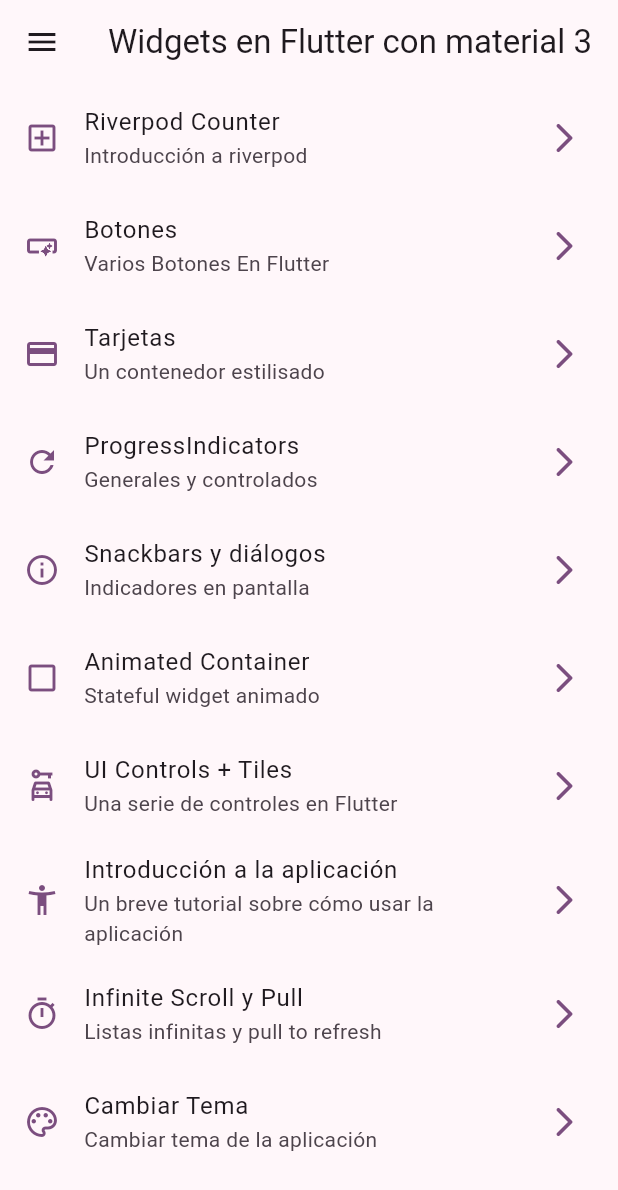
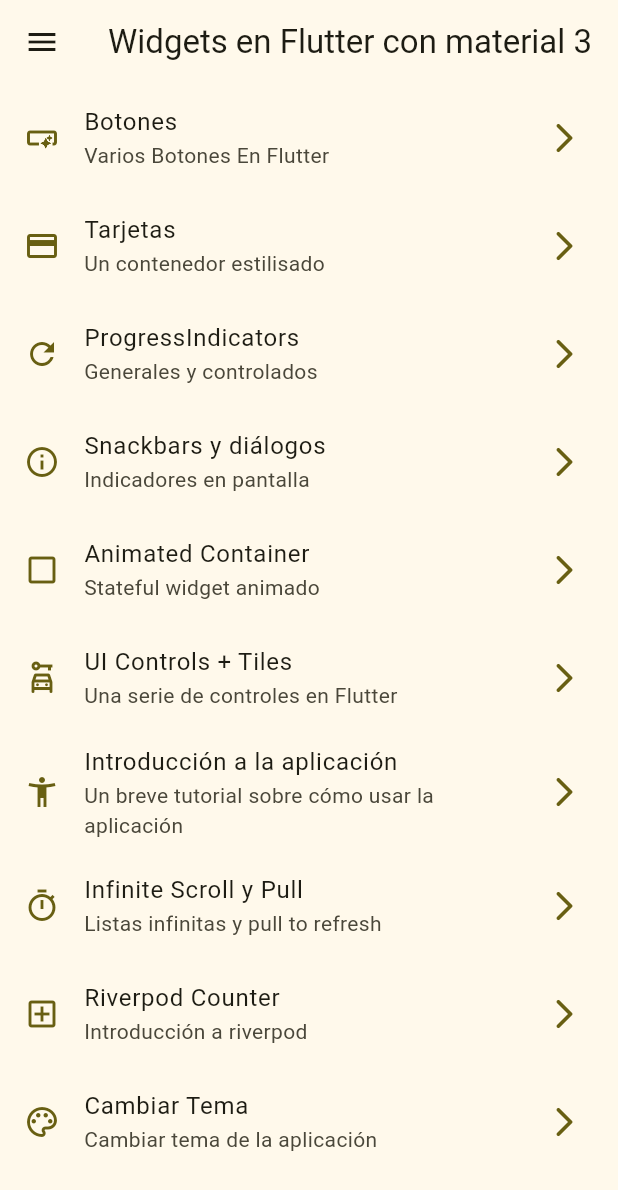
Before and after one commit to AleXx815/widgets_app, a Flutter app: the screen it shows after launch, on a phone screen of 412 x 824 dp. Shown: the top 1190 px of the screen. Run offline on Flutter 3.47's test engine with Material 2 defaults, Android fonts, the phone set to English and light mode, and no system bars; our stand-ins replace animate_do, flutter_riverpod, go_router.

Commit message:
statenotifier implementado

```diff
--- a/lib/config/menu/menu_items.dart
+++ b/lib/config/menu/menu_items.dart
@@ -15,12 +15,6 @@ class MenuItem {
 }
 
 const appMenuItems = <MenuItem>[
-  MenuItem(
-    title: "Riverpod Counter",
-    subTitle: "Introducción a riverpod",
-    link: "/riverpod-counter",
-    icon: Icons.add_box_outlined,
-  ),
   MenuItem(
     title: "Botones",
     subTitle: "Varios Botones En Flutter",
@@ -70,6 +64,12 @@ const appMenuItems = <MenuItem>[
     icon: Icons.timer_outlined,
   ),
   MenuItem(
+    title: "Riverpod Counter",
+    subTitle: "Introducción a riverpod",
+    link: "/riverpod-counter",
+    icon: Icons.add_box_outlined,
+  ),
+  MenuItem(
     title: "Cambiar Tema",
     subTitle: "Cambiar tema de la aplicación",
     link: "/theme-changer",
--- a/lib/config/theme/app_theme.dart
+++ b/lib/config/theme/app_theme.dart
@@ -28,4 +28,9 @@ class AppTheme {
           centerTitle: true,
         ),
       );
+
+  AppTheme copyWith({int? selectedColor, bool? isDarkmode}) => AppTheme(
+        selectedColor: selectedColor ?? this.selectedColor,
+        isDarkmode: isDarkmode ?? this.isDarkmode,
+      );
 }
--- a/lib/main.dart
+++ b/lib/main.dart
@@ -17,15 +17,15 @@ class MainApp extends ConsumerWidget {
 
   @override
   Widget build(BuildContext context, ref) {
-    final isDarkmode = ref.watch(isDarkmodeProvider);
-    final selectedColor = ref.watch(selectedIndexColorProvider);
+    // final isDarkmode = ref.watch(isDarkmodeProvider);
+    // final selectedColor = ref.watch(selectedIndexColorProvider);
+    final AppTheme appTheme = ref.watch(themeNotifierProvider);
 
     return MaterialApp.router(
       title: "Flutter Widgets",
       routerConfig: appRouter,
       debugShowCheckedModeBanner: false,
-      theme: AppTheme(selectedColor: selectedColor, isDarkmode: isDarkmode)
-          .getTheme(),
+      theme: appTheme.getTheme(),
     );
   }
 }
--- a/lib/presentation/providers/theme_provider.dart
+++ b/lib/presentation/providers/theme_provider.dart
@@ -1,8 +1,29 @@
 import 'package:flutter_riverpod/flutter_riverpod.dart';
 import 'package:widgets_app/config/theme/app_theme.dart';
 
+// este provider es para valores inmutables
+final colorListProvider = Provider((ref) => colorList);
+
+// el stateprovider es para mantener una pieza de estado
 final isDarkmodeProvider = StateProvider<bool>((ref) => false);
 
-final colorListProvider = Provider((ref) => colorList);
+final selectedIndexColorProvider = StateProvider((ref) => 3);
 
-final selectedIndexColorProvider = StateProvider((ref) => 3);
+// el statenorifierprovider es para lo mismo que el stateprovider pero para objetos más elaborados
+final themeNotifierProvider = StateNotifierProvider<ThemeNotifier, AppTheme>(
+  (ref) => ThemeNotifier(),
+);
+
+// controller o notifier
+class ThemeNotifier extends StateNotifier<AppTheme> {
+  // El STATE = el estado = new apptheme();
+  ThemeNotifier() : super(AppTheme());
+
+  void toggleDarkmode() {
+    state = state.copyWith(isDarkmode: !state.isDarkmode);
+  }
+
+  void changeColorIndex(int colorIndex) {
+    state = state.copyWith(selectedColor: colorIndex);
+  }
+}
```
Also changed, not shown: lib/presentation/screens/counter/counter_screen.dart (+1 -14 lines), lib/presentation/screens/theme_changer/theme_changer_screen.dart (+9 -4 lines).
